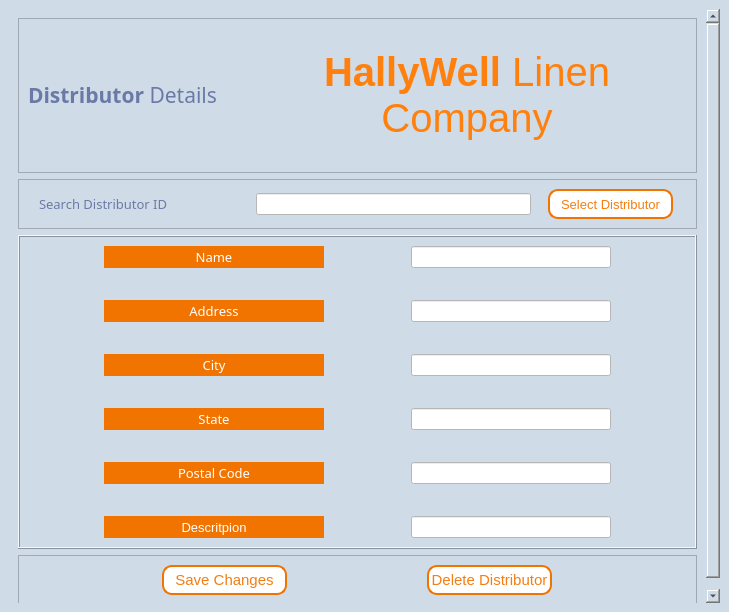
Qt form Hallywell CRMS v1/UI Files/DistributorDetailsForm.ui (apduong/CIS-3365) before a commit.
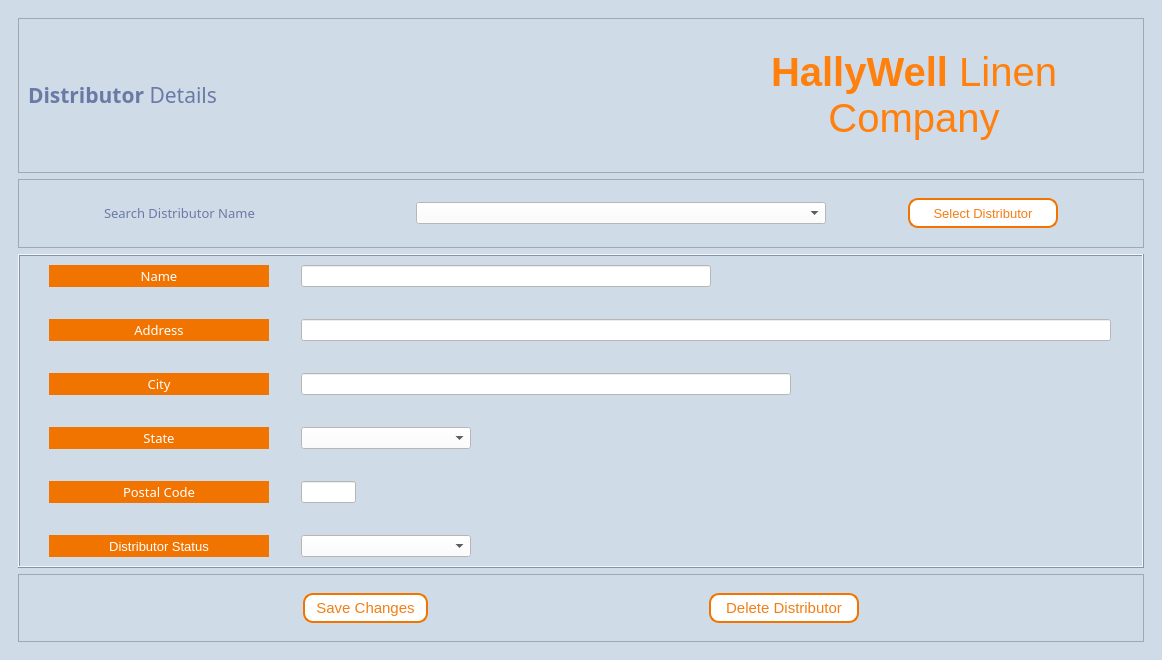
The same form after that commit.

Commit message: Adding distributor details

```diff
--- a/Hallywell CRMS v1/UI Files/DistributorDetailsForm.ui
+++ b/Hallywell CRMS v1/UI Files/DistributorDetailsForm.ui
@@ -6,8 +6,8 @@
    <rect>
     <x>0</x>
     <y>0</y>
-    <width>729</width>
-    <height>612</height>
+    <width>1162</width>
+    <height>660</height>
    </rect>
   </property>
   <property name="windowTitle">
@@ -39,8 +39,8 @@
         <rect>
          <x>0</x>
          <y>0</y>
-         <width>711</width>
-         <height>594</height>
+         <width>1140</width>
+         <height>638</height>
         </rect>
        </property>
        <layout class="QVBoxLayout" name="verticalLayout_2">
@@ -128,58 +128,17 @@
            <enum>QFrame::Raised</enum>
           </property>
           <layout class="QGridLayout" name="gridLayout">
-           <item row="0" column="0">
-            <widget class="QLabel" name="label_DisID">
-             <property name="maximumSize">
-              <size>
-               <width>200</width>
-               <height>16777215</height>
-              </size>
-             </property>
-             <property name="font">
-              <font>
-               <family>Montserrat Medium</family>
-               <pointsize>10</pointsize>
-              </font>
-             </property>
-             <property name="styleSheet">
-              <string notr="true">color:#6A7AA6</string>
-             </property>
-             <property name="text">
-              <string>Search Distributor ID</string>
-             </property>
-            </widget>
-           </item>
-           <item row="0" column="1">
-            <widget class="QLineEdit" name="lineEdit_DisID">
-             <property name="minimumSize">
-              <size>
-               <width>250</width>
-               <height>0</height>
-              </size>
-             </property>
-             <property name="maximumSize">
-              <size>
-               <width>275</width>
-               <height>16777215</height>
-              </size>
-             </property>
-             <property name="maxLength">
-              <number>250</number>
-             </property>
-            </widget>
-           </item>
            <item row="0" column="2">
             <widget class="QPushButton" name="selectButton_SelectDis">
              <property name="minimumSize">
               <size>
-               <width>125</width>
+               <width>150</width>
                <height>30</height>
               </size>
              </property>
              <property name="maximumSize">
               <size>
-               <width>116</width>
+               <width>150</width>
                <height>16777215</height>
               </size>
              </property>
@@ -196,6 +155,50 @@
              </property>
             </widget>
            </item>
+           <item row="0" column="0">
+            <widget class="QLabel" name="label_DisID">
+             <property name="minimumSize">
+              <size>
+               <width>230</width>
+               <height>0</height>
+              </size>
+             </property>
+             <property name="maximumSize">
+              <size>
+               <width>230</width>
+               <height>16777215</height>
+              </size>
+             </property>
+             <property name="font">
+              <font>
+               <family>Montserrat Medium</family>
+               <pointsize>10</pointsize>
+              </font>
+             </property>
+             <property name="styleSheet">
+              <string notr="true">color:#6A7AA6</string>
+             </property>
+             <property name="text">
+              <string>Search Distributor Name</string>
+             </property>
+            </widget>
+           </item>
+           <item row="0" column="1">
+            <widget class="QComboBox" name="comboBox_disname">
+             <property name="minimumSize">
+              <size>
+               <width>410</width>
+               <height>0</height>
+              </size>
+             </property>
+             <property name="maximumSize">
+              <size>
+               <width>410</width>
+               <height>16777215</height>
+              </size>
+             </property>
+            </widget>
+           </item>
           </layout>
          </widget>
         </item>
@@ -229,93 +232,6 @@
            <property name="verticalSpacing">
             <number>32</number>
            </property>
-           <item row="2" column="0">
-            <widget class="QLabel" name="label_DisCity">
-             <property name="minimumSize">
-              <size>
-               <width>220</width>
-               <height>0</height>
-              </size>
-             </property>
-             <property name="maximumSize">
-              <size>
-               <width>180</width>
-               <height>16777215</height>
-              </size>
-             </property>
-             <property name="font">
-              <font>
-               <family>Montserrat Medium</family>
-               <pointsize>10</pointsize>
-              </font>
-             </property>
-             <property name="frameShape">
-              <enum>QFrame::Panel</enum>
-             </property>
-             <property name="frameShadow">
-              <enum>QFrame::Raised</enum>
-             </property>
-             <property name="text">
-              <string>City</string>
-             </property>
-             <property name="alignment">
-              <set>Qt::AlignCenter</set>
-             </property>
-            </widget>
-           </item>
-           <item row="0" column="1">
-            <widget class="QLineEdit" name="lineEdit_DisName">
-             <property name="minimumSize">
-              <size>
-               <width>200</width>
-               <height>0</height>
-              </size>
-             </property>
-             <property name="maximumSize">
-              <size>
-               <width>200</width>
-               <height>16777215</height>
-              </size>
-             </property>
-             <property name="maxLength">
-              <number>250</number>
-             </property>
-             <property name="alignment">
-              <set>Qt::AlignCenter</set>
-             </property>
-             <property name="placeholderText">
-              <string/>
-             </property>
-            </widget>
-           </item>
-           <item row="0" column="0">
-            <widget class="QLabel" name="label_DisName">
-             <property name="minimumSize">
-              <size>
-               <width>220</width>
-               <height>0</height>
-              </size>
-             </property>
-             <property name="font">
-              <font>
-               <family>Montserrat Medium</family>
-               <pointsize>10</pointsize>
-              </font>
-             </property>
-             <property name="frameShape">
-              <enum>QFrame::Panel</enum>
-             </property>
-             <property name="frameShadow">
-              <enum>QFrame::Raised</enum>
-             </property>
-             <property name="text">
-              <string>Name</string>
-             </property>
-             <property name="alignment">
-              <set>Qt::AlignCenter</set>
-             </property>
-            </widget>
-           </item>
            <item row="1" column="0">
             <widget class="QLabel" name="label_DisAddress">
              <property name="minimumSize">
@@ -350,7 +266,109 @@
              </property>
             </widget>
            </item>
-           <item row="4" column="0">
+           <item row="0" column="0">
+            <widget class="QLabel" name="label_DisName">
+             <property name="minimumSize">
+              <size>
+               <width>220</width>
+               <height>0</height>
+              </size>
+             </property>
+             <property name="font">
+              <font>
+               <family>Montserrat Medium</family>
+               <pointsize>10</pointsize>
+              </font>
+             </property>
+             <property name="frameShape">
+              <enum>QFrame::Panel</enum>
+             </property>
+             <property name="frameShadow">
+              <enum>QFrame::Raised</enum>
+             </property>
+             <property name="text">
+              <string>Name</string>
+             </property>
+             <property name="alignment">
+              <set>Qt::AlignCenter</set>
+             </property>
+            </widget>
+           </item>
+           <item row="0" column="1">
+            <widget class="QLineEdit" name="lineEdit_DisName">
+             <property name="minimumSize">
+              <size>
+               <width>410</width>
+               <height>0</height>
+              </size>
+             </property>
+             <property name="maximumSize">
+              <size>
+               <width>200</width>
+               <height>16777215</height>
+              </size>
+             </property>
+             <property name="maxLength">
+              <number>250</number>
+             </property>
+             <property name="alignment">
+              <set>Qt::AlignCenter</set>
+             </property>
+             <property name="placeholderText">
+              <string/>
+             </property>
+            </widget>
+           </item>
+           <item row="2" column="0">
+            <widget class="QLabel" name="label_DisCity">
+             <property name="minimumSize">
+              <size>
+               <width>220</width>
+               <height>0</height>
+              </size>
+             </property>
+             <property name="maximumSize">
+              <size>
+               <width>180</width>
+               <height>16777215</height>
+              </size>
+             </property>
+             <property name="font">
+              <font>
+               <family>Montserrat Medium</family>
+               <pointsize>10</pointsize>
+              </font>
+             </property>
+             <property name="frameShape">
+              <enum>QFrame::Panel</enum>
+             </property>
+             <property name="frameShadow">
+              <enum>QFrame::Raised</enum>
+             </property>
+             <property name="text">
+              <string>City</string>
+             </property>
+             <property name="alignment">
+              <set>Qt::AlignCenter</set>
+             </property>
+            </widget>
+           </item>
+           <item row="6" column="0">
+            <widget class="QLabel" name="label_DisDesc">
+             <property name="font">
+              <font>
+               <pointsize>10</pointsize>
+              </font>
+             </property>
+             <property name="text">
+              <string>Distributor Status</string>
+             </property>
+             <property name="alignment">
+              <set>Qt::AlignCenter</set>
+             </property>
+            </widget>
+           </item>
+           <item row="5" column="0">
             <widget class="QLabel" name="label_DisPC">
              <property name="minimumSize">
               <size>
@@ -378,55 +396,33 @@
              </property>
             </widget>
            </item>
-           <item row="3" column="0">
-            <widget class="QLabel" name="label_DisState">
-             <property name="minimumSize">
-              <size>
-               <width>220</width>
-               <height>0</height>
-              </size>
-             </property>
-             <property name="maximumSize">
-              <size>
-               <width>180</width>
-               <height>16777215</height>
-              </size>
-             </property>
-             <property name="font">
-              <font>
-               <family>Montserrat Medium</family>
-               <pointsize>10</pointsize>
-              </font>
-             </property>
-             <property name="frameShape">
-              <enum>QFrame::Panel</enum>
-             </property>
-             <property name="frameShadow">
-              <enum>QFrame::Raised</enum>
-             </property>
-             <property name="text">
-              <string>State</string>
-             </property>
-             <property name="alignment">
-              <set>Qt::AlignCenter</set>
-             </property>
-            </widget>
-           </item>
            <item row="2" column="1">
             <widget class="QLineEdit" name="lineEdit_DisCity">
+             <property name="minimumSize">
+              <size>
+               <width>490</width>
+               <height>0</height>
+              </size>
+             </property>
              <property name="maximumSize">
               <size>
-               <width>200</width>
+               <width>490</width>
                <height>16777215</height>
               </size>
              </property>
             </widget>
            </item>
-           <item row="3" column="1">
-            <widget class="QLineEdit" name="lineEdit_DisState">
+           <item row="5" column="1">
+            <widget class="QLineEdit" name="lineEdit_postalcode">
+             <property name="minimumSize">
+              <size>
+               <width>55</width>
+               <height>0</height>
+              </size>
+             </property>
              <property name="maximumSize">
               <size>
-               <width>200</width>
+               <width>55</width>
                <height>16777215</height>
               </size>
              </property>
@@ -434,44 +430,81 @@
            </item>
            <item row="1" column="1">
             <widget class="QLineEdit" name="lineEdit_DisAddress">
+             <property name="minimumSize">
+              <size>
+               <width>810</width>
+               <height>0</height>
+              </size>
+             </property>
              <property name="maximumSize">
               <size>
-               <width>200</width>
+               <width>810</width>
                <height>16777215</height>
               </size>
              </property>
             </widget>
            </item>
+           <item row="4" column="0">
+            <widget class="QLabel" name="label_DisState">
+             <property name="minimumSize">
+              <size>
+               <width>220</width>
+               <height>0</height>
+              </size>
+             </property>
+             <property name="maximumSize">
+              <size>
+               <width>180</width>
+               <height>16777215</height>
+              </size>
+             </property>
+             <property name="font">
+              <font>
+               <family>Montserrat Medium</family>
+               <pointsize>10</pointsize>
+              </font>
+             </property>
+             <property name="frameShape">
+              <enum>QFrame::Panel</enum>
+             </property>
+             <property name="frameShadow">
+              <enum>QFrame::Raised</enum>
+             </property>
+             <property name="text">
+              <string>State</string>
+             </property>
+             <property name="alignment">
+              <set>Qt::AlignCenter</set>
+             </property>
+            </widget>
+           </item>
            <item row="4" column="1">
-            <widget class="QLineEdit" name="lineEdit_DisPC">
+            <widget class="QComboBox" name="comboBox_state">
+             <property name="minimumSize">
+              <size>
+               <width>170</width>
+               <height>0</height>
+              </size>
+             </property>
              <property name="maximumSize">
               <size>
-               <width>200</width>
+               <width>170</width>
                <height>16777215</height>
               </size>
              </property>
             </widget>
            </item>
-           <item row="5" column="0">
-            <widget class="QLabel" name="label_DisDesc">
-             <property name="font">
-              <font>
-               <pointsize>10</pointsize>
-              </font>
+           <item row="6" column="1">
+            <widget class="QComboBox" name="comboBox_disstat">
+             <property name="minimumSize">
+              <size>
+               <width>170</width>
+               <height>0</height>
+              </size>
              </property>
-             <property name="text">
-              <string>Descritpion</string>
-             </property>
-             <property name="alignment">
-              <set>Qt::AlignCenter</set>
-             </property>
-            </widget>
-           </item>
-           <item row="5" column="1">
-            <widget class="QLineEdit" name="lineEdit_DisDesc">
              <property name="maximumSize">
               <size>
-               <width>200</width>
+               <width>170</width>
                <height>16777215</height>
               </size>
              </property>
@@ -524,13 +557,13 @@
             <widget class="QPushButton" name="delete_Button_DD">
              <property name="minimumSize">
               <size>
-               <width>125</width>
+               <width>150</width>
                <height>30</height>
               </size>
              </property>
              <property name="maximumSize">
               <size>
-               <width>125</width>
+               <width>150</width>
                <height>16777215</height>
               </size>
              </property>
```
Left out of the diff: 6 changed lines with no effect on the pictures. The commit also changes 2 other files.
